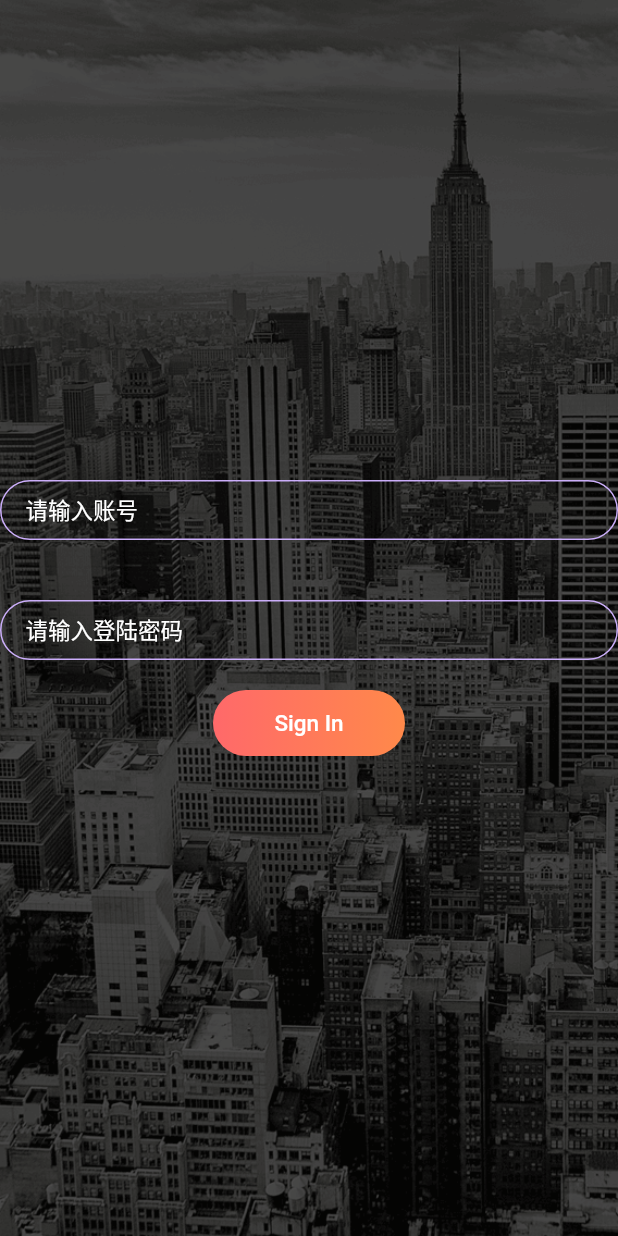
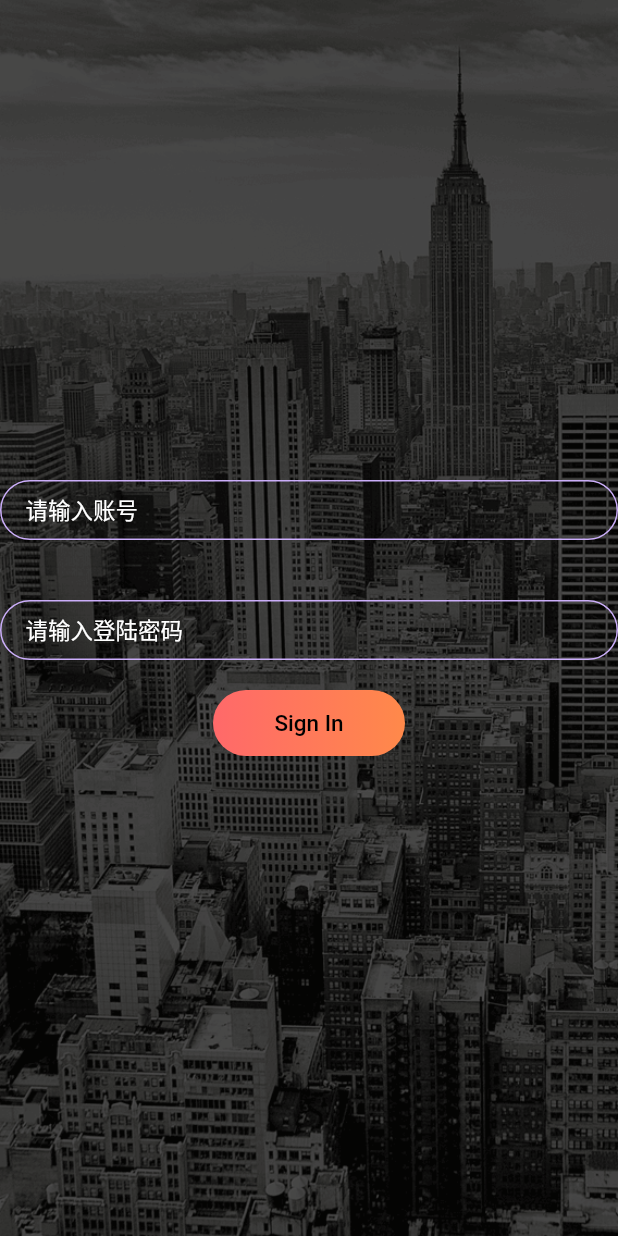
Before and after one commit to ifredom/flutter-template-perfect, a Flutter app: the screen it shows after launch, on a phone screen of 412 x 824 dp. Run offline on Flutter 3.47's test engine with Material 2 defaults, Android fonts, the phone set to English and light mode, and no system bars; our stand-ins replace built_collection, built_value, connectivity_plus, device_info_plus, dio, flare_flutter and 11 more; missing offline and left inert: app_settings, dart:js, feedback, flutter_midi, tonic; project files that could hold a hidden picture were left out.

Commit message:
fix  flutter_midi

```diff
--- a/lib/core/utils/piano/piano_section.dart
+++ b/lib/core/utils/piano/piano_section.dart
@@ -1,5 +1,4 @@
 import 'package:flutter/material.dart';
-import 'package:fluttertemplate/ui/views/home/first_view/title_view.dart';
 
 import '../plugins/midi/midi.dart';
 import 'piano_octave.dart';
--- a/lib/main.dart
+++ b/lib/main.dart
@@ -28,7 +28,7 @@ void main() async {
     await setupLocator();
 
     // Set full screen (设置全屏)
-    await SystemChrome.setEnabledSystemUIOverlays([
+    await SystemChrome.setEnabledSystemUIMode(SystemUiMode.manual, overlays: [
       // SystemUiOverlay.top,
       // SystemUiOverlay.bottom,
     ]);
--- a/lib/ui/views/login/login_view.dart
+++ b/lib/ui/views/login/login_view.dart
@@ -126,7 +126,7 @@ class BuildLoginButton extends ViewModelWidget<LoginViewModel> {
         child: GradientButton(
       text: 'Sign In',
       style: TextStyle(
-        color: Colors.white,
+        color: Colors.black,
         fontSize: 15,
       ),
       colors: [HexToColor('#FF696A'), HexToColor('#FF894A')],
--- a/pubspec.yaml
+++ b/pubspec.yaml
@@ -60,11 +60,17 @@ dependencies:
 
   json_annotation: 4.4.0
   flutter_local_notifications: 9.1.4
+  tonic: 0.2.4
+  flutter_midi:
+    git:
+      url:
+        https://github.com/rodydavis/flutter_midi
 
 dev_dependencies:
   flutter_test:
     sdk: flutter
 
+  flutter_lints: ^1.0.0
   build_runner: ^2.0.1
   json_serializable: 6.1.1
   built_value_generator: ^8.0.6
```
Also changed, not shown: pubspec.lock.
